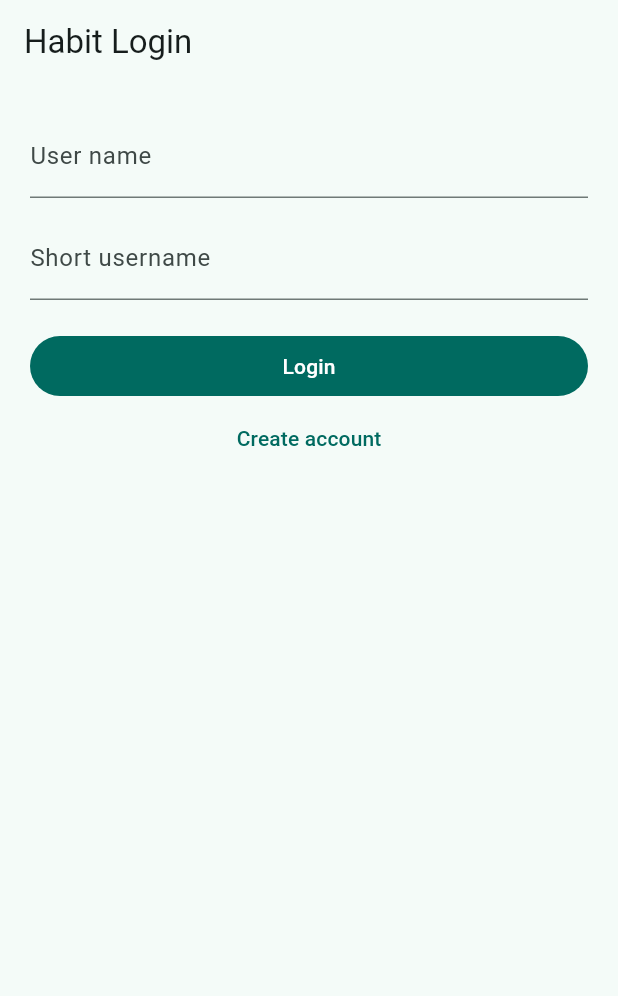
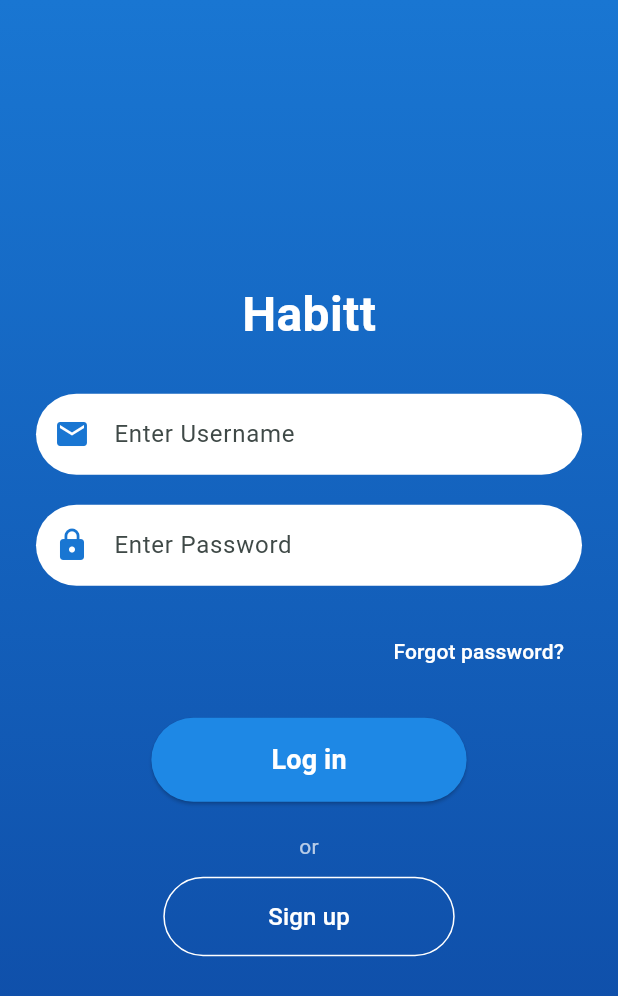
Before and after one commit to hianshul100/mobileapp, a Flutter app: the screen it shows after launch, on a phone screen of 412 x 824 dp. Shown: the top 996 px of the screen. Run offline on Flutter 3.47's test engine with Material 3 defaults, Android fonts, the phone set to English and light mode, and no system bars; our stand-ins replace fluttertoast, shared_preferences.

Commit message:
Update habit login persistence lab

```diff
--- a/lib/login_screen.dart
+++ b/lib/login_screen.dart
@@ -1,6 +1,9 @@
 import 'package:flutter/material.dart';
+import 'package:fluttertoast/fluttertoast.dart';
+import 'package:shared_preferences/shared_preferences.dart';
 
-import 'habit_storage.dart';
+import 'habit_tracker_screen.dart';
+import 'register_screen.dart';
 
 class LoginScreen extends StatefulWidget {
   const LoginScreen({super.key});
@@ -10,67 +13,180 @@ class LoginScreen extends StatefulWidget {
 }
 
 class _LoginScreenState extends State<LoginScreen> {
-  final TextEditingController _userNameController = TextEditingController();
-  final TextEditingController _shortUserNameController = TextEditingController();
-  String? _error;
+  final _usernameController = TextEditingController();
+  final _passwordController = TextEditingController();
+
+  // Default credentials
+  final String defaultUsername = 'testuser';
+  final String defaultPassword = 'password123';
 
   @override
   void dispose() {
-    _userNameController.dispose();
-    _shortUserNameController.dispose();
+    _usernameController.dispose();
+    _passwordController.dispose();
     super.dispose();
   }
 
-  Future<void> _login() async {
-    final userName = _userNameController.text.trim();
-    final shortUserName = _shortUserNameController.text.trim();
+  void _login() async {
+    final username = _usernameController.text;
+    final password = _passwordController.text;
 
-    if (userName.isEmpty || shortUserName.isEmpty) {
-      setState(() => _error = 'Enter your name and short username.');
-      return;
-    }
+    SharedPreferences prefs = await SharedPreferences.getInstance();
 
-    await HabitStorage.saveUser(
-      userName: userName,
-      shortUserName: shortUserName,
-    );
+    // Check against default credentials
+    if (username == defaultUsername && password == defaultPassword) {
+      await prefs.setString('name', 'Test User');
+      await prefs.setString('username', 'testuser');
+      await prefs.setDouble('age', 25);
+      await prefs.setString('country', 'United States');
 
       if (!mounted) return;
-    Navigator.pushReplacementNamed(context, '/habits');
+      Navigator.pushReplacement(
+        context,
+        MaterialPageRoute(
+          builder: (context) => HabitTrackerScreen(username: username),
+        ),
+      );
+    } else {
+      // Empty out shared preferences.
+      await prefs.clear();
+      Fluttertoast.showToast(
+        msg: "The username or password was incorrect",
+        toastLength: Toast.LENGTH_SHORT,
+        gravity: ToastGravity.BOTTOM,
+        backgroundColor: Colors.red,
+        textColor: Colors.white,
+        fontSize: 16.0,
+      );
+    }
   }
 
   @override
   Widget build(BuildContext context) {
     return Scaffold(
-      appBar: AppBar(title: const Text('Habit Login')),
-      body: ListView(
-        padding: const EdgeInsets.all(20),
+      body: Container(
+        decoration: BoxDecoration(
+          gradient: LinearGradient(
+            colors: [Colors.blue.shade700, Colors.blue.shade900],
+            begin: Alignment.topCenter,
+            end: Alignment.bottomCenter,
+          ),
+        ),
+        child: Center(
+          child: SingleChildScrollView(
+            padding: const EdgeInsets.all(24.0),
+            child: Column(
+              mainAxisAlignment: MainAxisAlignment.center,
               children: [
-          TextField(
-            controller: _userNameController,
-            decoration: const InputDecoration(labelText: 'User name'),
-            textInputAction: TextInputAction.next,
+                const Text(
+                  'Habitt',
+                  style: TextStyle(
+                    fontSize: 32,
+                    fontWeight: FontWeight.bold,
+                    color: Colors.white,
                   ),
-          const SizedBox(height: 12),
-          TextField(
-            controller: _shortUserNameController,
-            decoration: const InputDecoration(labelText: 'Short username'),
-            textInputAction: TextInputAction.done,
                 ),
-          if (_error != null) ...[
-            const SizedBox(height: 12),
-            Text(_error!, style: const TextStyle(color: Colors.red)),
-          ],
+                const SizedBox(height: 30),
+                Container(
+                  decoration: BoxDecoration(
+                    color: Colors.white,
+                    borderRadius: BorderRadius.circular(30),
+                  ),
+                  child: TextField(
+                    controller: _usernameController,
+                    decoration: InputDecoration(
+                      prefixIcon:
+                          Icon(Icons.email, color: Colors.blue.shade700),
+                      hintText: 'Enter Username',
+                      border: InputBorder.none,
+                      contentPadding:
+                          const EdgeInsets.symmetric(horizontal: 20, vertical: 15),
+                    ),
+                  ),
+                ),
                 const SizedBox(height: 20),
-          FilledButton(
+                Container(
+                  decoration: BoxDecoration(
+                    color: Colors.white,
+                    borderRadius: BorderRadius.circular(30),
+                  ),
+                  child: TextField(
+                    controller: _passwordController,
+                    obscureText: true,
+                    decoration: InputDecoration(
+                      prefixIcon: Icon(Icons.lock, color: Colors.blue.shade700),
+                      hintText: 'Enter Password',
+                      border: InputBorder.none,
+                      contentPadding:
+                          const EdgeInsets.symmetric(horizontal: 20, vertical: 15),
+                    ),
+                  ),
+                ),
+                const SizedBox(height: 20),
+                Align(
+                  alignment: Alignment.centerRight,
+                  child: TextButton(
+                    onPressed: () {
+                      // Logic for forgot password can be added here.
+                    },
+                    child: const Text(
+                      'Forgot password?',
+                      style: TextStyle(color: Colors.white),
+                    ),
+                  ),
+                ),
+                const SizedBox(height: 20),
+                ElevatedButton(
                   onPressed: _login,
-            child: const Text('Login'),
+                  style: ElevatedButton.styleFrom(
+                    backgroundColor: Colors.blue.shade600,
+                    shape: RoundedRectangleBorder(
+                      borderRadius: BorderRadius.circular(30.0),
                     ),
-          TextButton(
-            onPressed: () => Navigator.pushNamed(context, '/register'),
-            child: const Text('Create account'),
+                    padding:
+                        const EdgeInsets.symmetric(horizontal: 80, vertical: 15),
+                  ),
+                  child: const Text(
+                    'Log in',
+                    style: TextStyle(
+                      fontSize: 18,
+                      color: Colors.white,
+                      fontWeight: FontWeight.bold,
+                    ),
+                  ),
+                ),
+                const SizedBox(height: 20),
+                const Text(
+                  'or',
+                  style: TextStyle(color: Colors.white70),
+                ),
+                const SizedBox(height: 10),
+                OutlinedButton(
+                  onPressed: () {
+                    Navigator.push(
+                      context,
+                      MaterialPageRoute(
+                        builder: (context) => const RegisterScreen(),
+                      ),
+                    );
+                  },
+                  style: OutlinedButton.styleFrom(
+                    side: const BorderSide(color: Colors.white),
+                    shape: RoundedRectangleBorder(
+                      borderRadius: BorderRadius.circular(30.0),
+                    ),
+                    padding:
+                        const EdgeInsets.symmetric(horizontal: 70, vertical: 15),
+                  ),
+                  child: const Text(
+                    'Sign up',
+                    style: TextStyle(color: Colors.white, fontSize: 16),
+                  ),
                 ),
               ],
+            ),
+          ),
+        ),
       ),
     );
   }
--- a/pubspec.yaml
+++ b/pubspec.yaml
@@ -9,6 +9,7 @@ environment:
 dependencies:
   flutter:
     sdk: flutter
+  fluttertoast: ^8.2.8
   shared_preferences: ^2.3.3
 
 dev_dependencies:
```
Also changed, not shown: lib/country_list.dart (+17 -11 lines), lib/habit_tracker_screen.dart (+6 -2 lines), lib/register_screen.dart (+19 -2 lines). Lines whose indentation alone changed are shown as unchanged.
